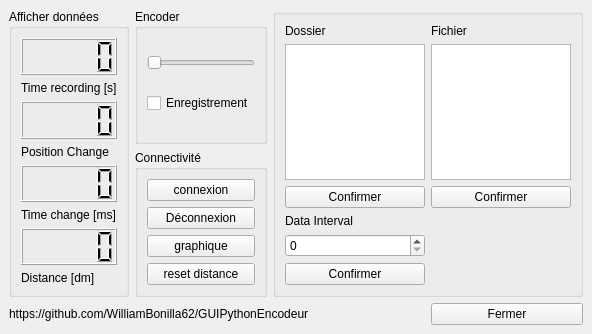
Qt form Qt/Encoder_Control_GUI_ONLY.ui (apajon/GUI_QT_ONLY) before a commit.
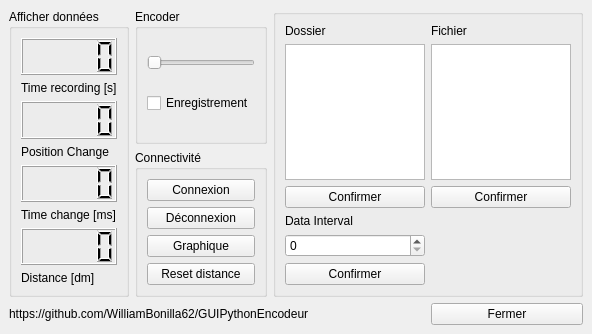
The same form after that commit. Icons and pictures are not drawn.

The edit to the form file:
```diff
--- a/Qt/Encoder_Control_GUI_ONLY.ui
+++ b/Qt/Encoder_Control_GUI_ONLY.ui
@@ -53,7 +53,7 @@
          <item>
           <widget class="QPushButton" name="ToConnectButton">
            <property name="text">
-            <string>connexion</string>
+            <string>Connexion</string>
            </property>
           </widget>
          </item>
@@ -67,14 +67,14 @@
          <item>
           <widget class="QPushButton" name="DisplayPlotButton">
            <property name="text">
-            <string>graphique</string>
+            <string>Graphique</string>
            </property>
           </widget>
          </item>
          <item>
           <widget class="QPushButton" name="DisplayData_2">
            <property name="text">
-            <string>reset distance</string>
+            <string>Reset distance</string>
            </property>
           </widget>
          </item>
```
